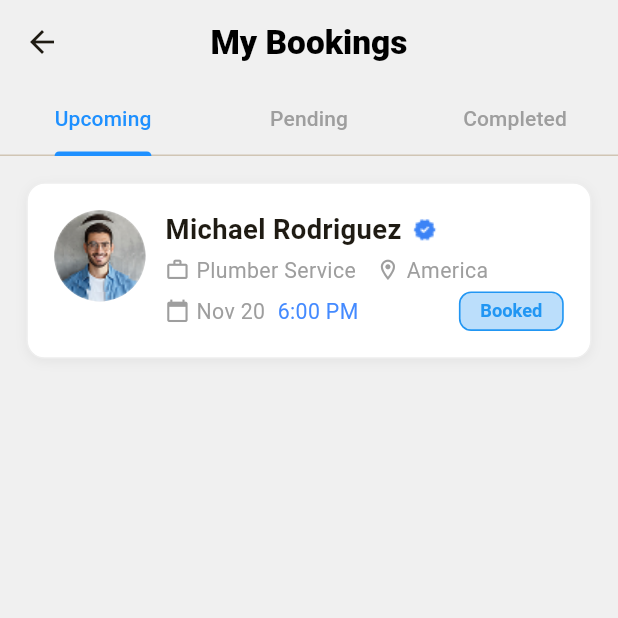
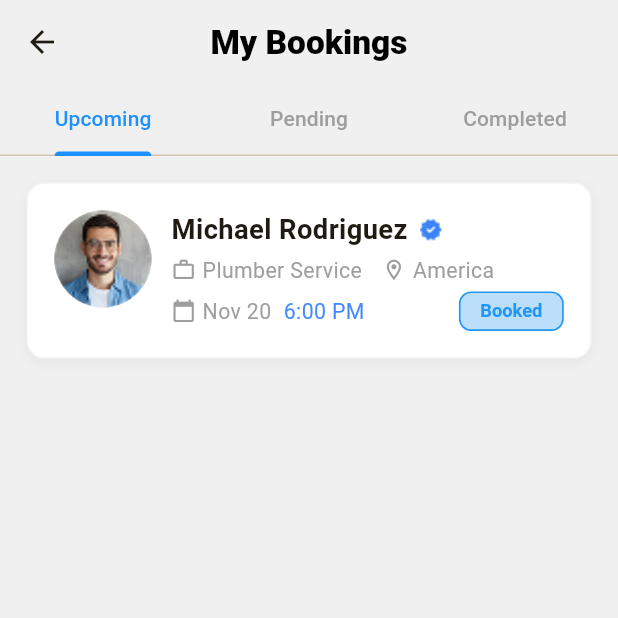
Before and after one commit to Ismail554/HireNearby-ServicePorviderApp, a Flutter app: the MyBookingsScreen screen opened directly, on a phone screen of 412 x 824 dp, the top half of it. Run offline on Flutter 3.47's test engine with Material 3 defaults, Android fonts, the phone set to English and light mode, and no system bars; our stand-ins replace flutter_screenutil, flutter_svg, google_fonts, pinput.

Commit message:
last sheet

```diff
--- a/lib/view/client_user/home/bookings/my_bookings_screen.dart
+++ b/lib/view/client_user/home/bookings/my_bookings_screen.dart
@@ -92,38 +92,41 @@ class _MyBookingsScreenState extends State<MyBookingsScreen>
             offset: Offset(0, 2),
           ),
         ],
-        border: Border.all(color: Colors.grey.shade200),
+        border: Border.all(color: Colors.grey.shade100),
       ),
       child: Column(
-        crossAxisAlignment: CrossAxisAlignment.start,
+        crossAxisAlignment: .start,
         children: [
           // Profile and details row
           Row(
-            crossAxisAlignment: CrossAxisAlignment.start,
+            crossAxisAlignment: .start,
             children: [
               // Profile Picture
               CircleAvatar(
-                radius: 30.r,
-                backgroundColor: Colors.grey.shade200,
+                radius: 32.r,
+                backgroundColor: Colors.grey.shade100,
                 backgroundImage: AssetImage(ImageAssets.profile),
                 onBackgroundImageError: (exception, stackTrace) {},
-                child: Image.asset(
-                  ImageAssets.profile,
-                  fit: BoxFit.cover,
-                  errorBuilder: (context, error, stackTrace) {
-                    return Icon(
-                      Icons.person,
-                      size: 30.sp,
-                      color: Colors.grey.shade600,
-                    );
-                  },
-                ),
+
+                // child: Image.asset(
+                //   ImageAssets.profile,
+                //   fit: BoxFit.cover,
+                //   errorBuilder: (context, error, stackTrace) {
+                //     return Icon(
+                //       Icons.person,
+                //       size: 32.sp,
+                //       color: Colors.grey.shade600,
+                //     );
+                //   },
+                // ),
+
               ),
               SizedBox(width: 12.w),
+
               // Name, service, location
               Expanded(
                 child: Column(
-                  crossAxisAlignment: CrossAxisAlignment.start,
+                  crossAxisAlignment: .start,
                   children: [
                     // Name with verified icon
                     Row(
@@ -143,7 +146,7 @@ class _MyBookingsScreenState extends State<MyBookingsScreen>
                         ),
                       ],
                     ),
-                 AppSpacing.h4,
+                    AppSpacing.h4,
                     // Service type
                     Row(
                       children: [
--- a/pubspec.yaml
+++ b/pubspec.yaml
@@ -22,6 +22,7 @@ dependencies:
   pinput: ^6.0.0
   flutter_staggered_grid_view: ^0.7.0
   intl: ^0.20.2
+  cached_network_image: ^3.4.1
 
 dev_dependencies:
   flutter_test:
```
Also changed, not shown: pubspec.lock, 1 other file.
